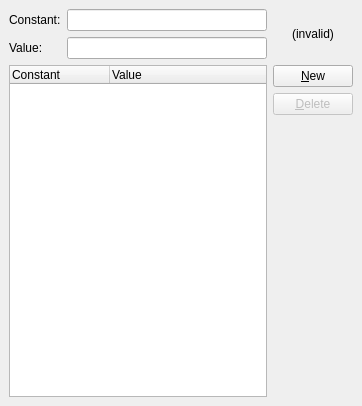
Before: the Qt Designer form kmplot/constantseditor.ui in KDE/kmplot, drawn with Qt 5.
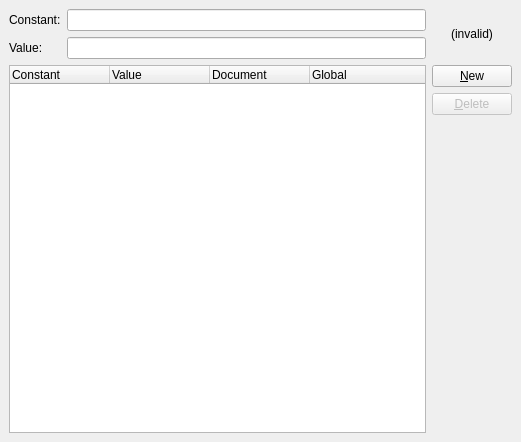
After: the same form once the commit is applied. Custom widgets are drawn as their Qt base class.

Commit message:
Allow Constants to have Document scope or/and Global scope. Document scope constants are exported when saving the current work. Global scope constants are stored in the application's global settings.
There are still some issues to work out though (e.g. what happens when loading
constants that conflict with existing Global constants).

Diff of the .ui file:
```diff
--- a/kmplot/constantseditor.ui
+++ b/kmplot/constantseditor.ui
@@ -5,8 +5,8 @@
    <rect>
     <x>0</x>
     <y>0</y>
-    <width>362</width>
-    <height>406</height>
+    <width>521</width>
+    <height>442</height>
    </rect>
   </property>
   <property name="windowTitle" >
@@ -89,7 +89,7 @@
       <bool>false</bool>
      </property>
      <property name="columnCount" >
-      <number>2</number>
+      <number>4</number>
      </property>
      <column>
       <property name="text" >
@@ -101,6 +101,16 @@
        <string>Value</string>
       </property>
      </column>
+     <column>
+      <property name="text" >
+       <string>Document</string>
+      </property>
+     </column>
+     <column>
+      <property name="text" >
+       <string>Global</string>
+      </property>
+     </column>
     </widget>
    </item>
    <item row="3" column="1" >
```
The commit also changes 10 other files.
